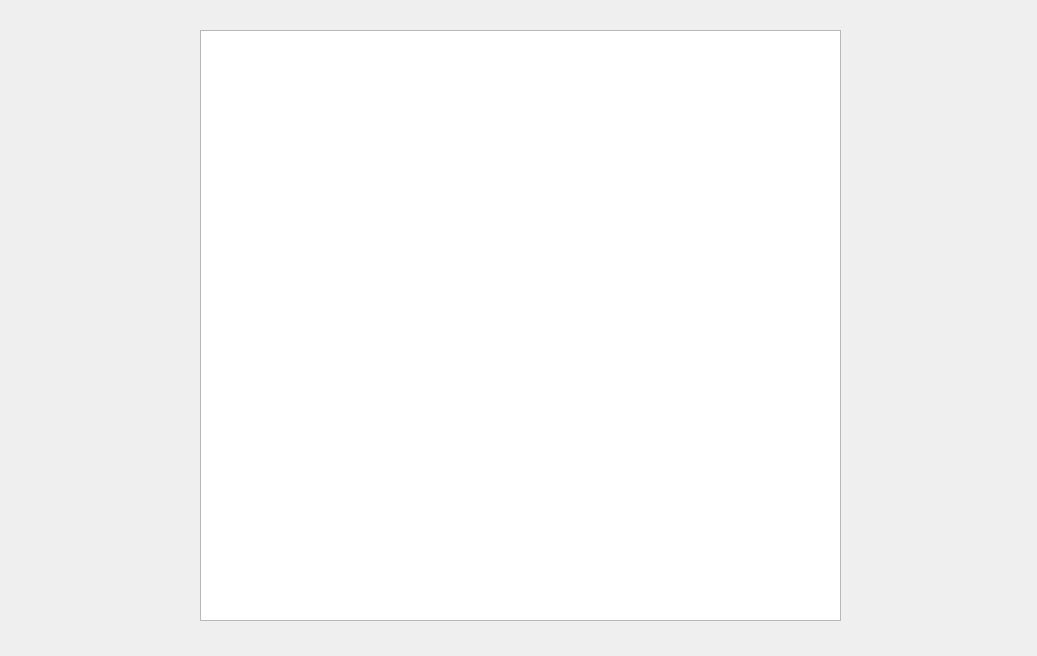
First picture: the form in mainwindow.ui, repository HugH-CRT/Echecs, before the edit.
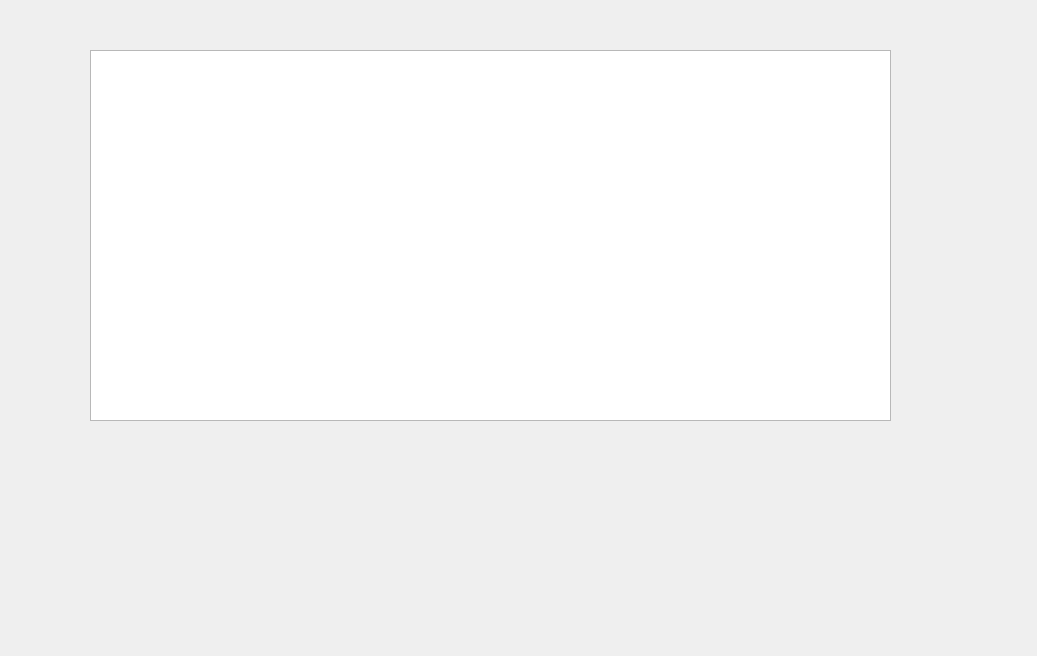
Second picture: the form after the edit.

What changed in the file:
```diff
--- a/mainwindow.ui
+++ b/mainwindow.ui
@@ -14,27 +14,15 @@
    <string>Echec</string>
   </property>
   <widget class="QWidget" name="centralwidget">
-   <widget class="QTableWidget" name="echiquierView">
+   <widget class="QTableView" name="tableViewEchiquier">
     <property name="geometry">
      <rect>
-      <x>200</x>
-      <y>30</y>
-      <width>641</width>
-      <height>591</height>
+      <x>90</x>
+      <y>50</y>
+      <width>801</width>
+      <height>371</height>
      </rect>
     </property>
-    <property name="verticalScrollBarPolicy">
-     <enum>Qt::ScrollBarAlwaysOff</enum>
-    </property>
-    <property name="horizontalScrollBarPolicy">
-     <enum>Qt::ScrollBarAlwaysOff</enum>
-    </property>
-    <property name="editTriggers">
-     <set>QAbstractItemView::NoEditTriggers</set>
-    </property>
-    <property name="selectionMode">
-     <enum>QAbstractItemView::SingleSelection</enum>
-    </property>
    </widget>
   </widget>
  </widget>
```
